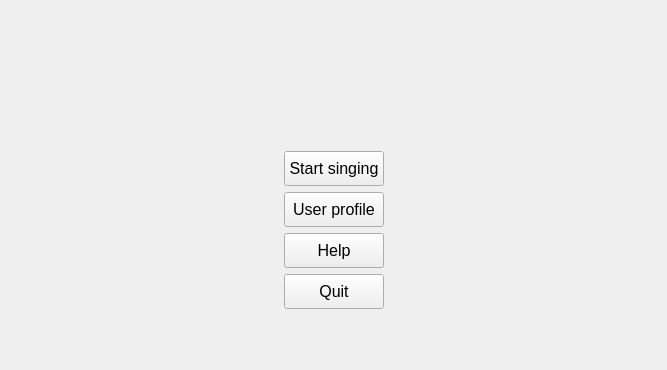
First picture: the form in src/mainmenuview.ui, repository Vorxil/MagnifiSing, before the edit.
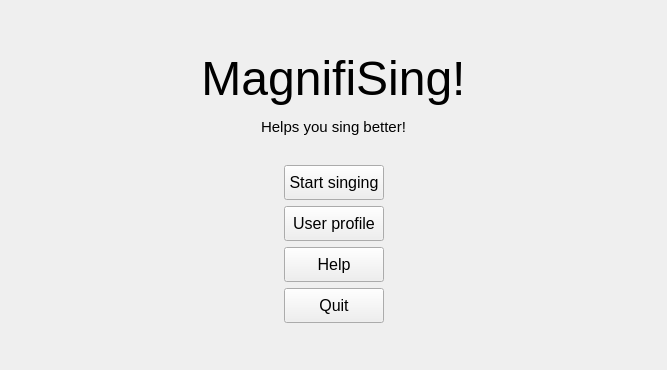
Second picture: the form after the edit. Icons and pictures are not drawn.

The edit to the form file:
```diff
--- a/src/mainmenuview.ui
+++ b/src/mainmenuview.ui
@@ -43,6 +43,7 @@
         </font>
        </property>
        <property name="text">
+        <string>&lt;html&gt;&lt;head/&gt;&lt;body&gt;&lt;p align=&quot;center&quot;&gt;&lt;span style=&quot; font-size:36pt;&quot;&gt;MagnifiSing!&lt;/span&gt;&lt;/p&gt;&lt;p align=&quot;center&quot;&gt;&lt;span style=&quot; font-size:11pt;&quot;&gt;Helps you sing better!&lt;/span&gt;&lt;/p&gt;&lt;/body&gt;&lt;/html&gt;</string>
        </property>
        <property name="alignment">
         <set>Qt::AlignCenter</set>
```
